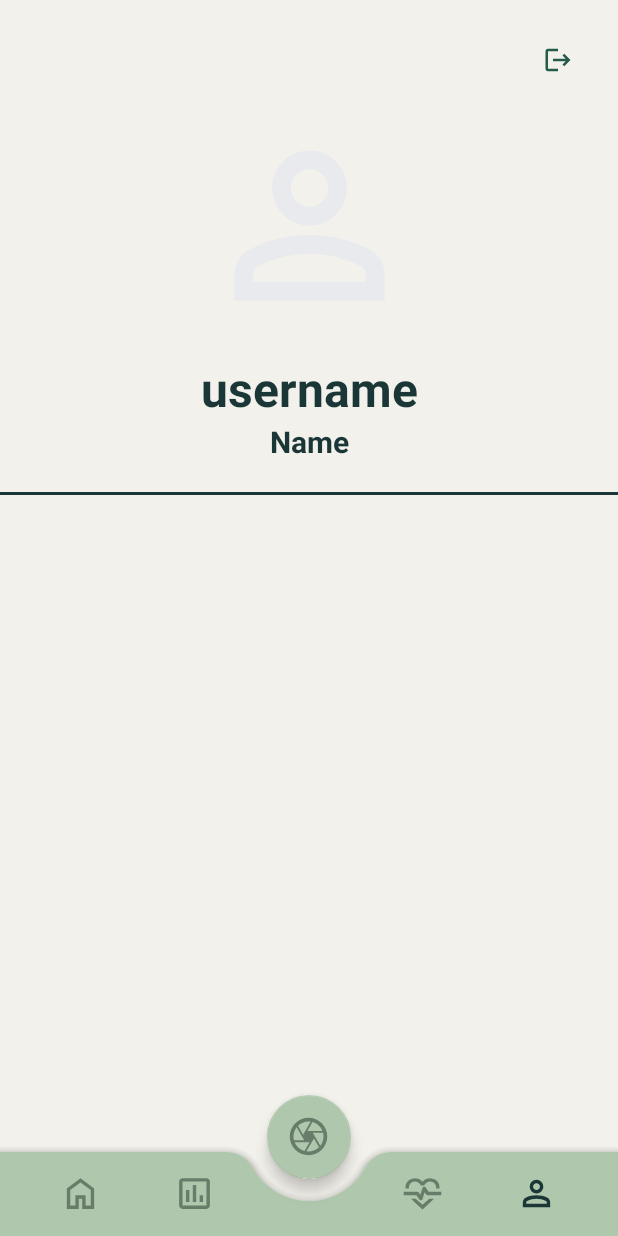
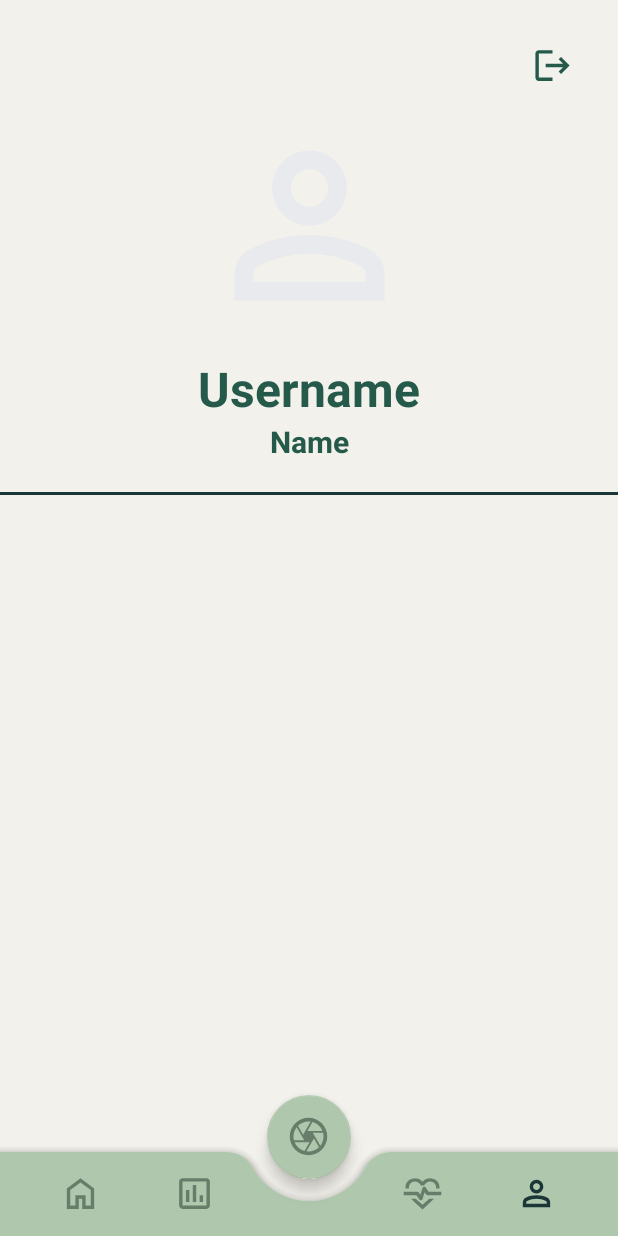
Before and after one commit to bitewise-lab/androidX, an Android app: the AccountFragment screen opened through its navigation route, on a phone screen of 412 x 824 dp. Run offline under Robolectric (Android 15) with nearby library versions, the light colour scheme and no system bars; our stand-ins replace Firebase (no records; nobody signed in at launch, a user with empty details on screens opened directly), navigation-ui; libraries missing offline, so code that uses them is left out: com.yalantis.ucrop; pictures from the network do not load; 1 statement that could not run was skipped.

Commit message:
Fix: String

```diff
--- a/app/src/main/java/com/example/capstone/view/fragments/HomeFragment.kt
+++ b/app/src/main/java/com/example/capstone/view/fragments/HomeFragment.kt
@@ -153,15 +153,20 @@ class HomeFragment : Fragment() {
                     binding.linearProgressBar.visibility = View.GONE
                     val posts = result.data.post?.filterNotNull()
                     if (posts.isNullOrEmpty()) {
-                        Toast.makeText(context, "No posts available", Toast.LENGTH_SHORT).show()
+                        binding.tvNoPost.visibility = View.VISIBLE
+                        binding.rvPost.visibility = View.GONE
                     } else {
+                        binding.tvNoPost.visibility = View.GONE
+                        binding.rvPost.visibility = View.VISIBLE
                         postAdapter.submitList(posts)
                         Log.d("HomeFragment", "Data fetched: $posts")
                     }
                 }
                 is Result.Error -> {
                     binding.linearProgressBar.visibility = View.GONE
-                    Toast.makeText(requireContext(), "Error: ${result.error}", Toast.LENGTH_SHORT).show()
+//                    Toast.makeText(requireContext(), "Error: ${result.error}", Toast.LENGTH_SHORT).show()
+                    binding.tvNoPost.visibility = View.VISIBLE
+                    binding.rvPost.visibility = View.GONE
                 }
             }
         }
--- a/app/src/main/res/layout/fragment_account.xml
+++ b/app/src/main/res/layout/fragment_account.xml
@@ -17,6 +17,7 @@
         android:layout_marginEnd="16dp"
         app:icon="@drawable/logout"
         app:iconTint="@color/pallete_3"
+        app:iconSize="27dp"
         app:layout_constraintEnd_toEndOf="parent"
         app:layout_constraintTop_toTopOf="parent" />
 
@@ -39,11 +40,11 @@
         android:layout_height="wrap_content"
         android:layout_marginHorizontal="16dp"
         android:layout_marginTop="12dp"
-        android:text="username"
+        android:text="@string/username"
         android:textAlignment="center"
         android:textSize="32sp"
         android:textStyle="bold"
-        android:textColor="@color/color_5"
+        android:textColor="@color/pallete_3"
         app:layout_constraintEnd_toEndOf="parent"
         app:layout_constraintStart_toStartOf="parent"
         app:layout_constraintTop_toBottomOf="@+id/ImageAvatar" />
@@ -52,11 +53,11 @@
         android:id="@+id/TVName"
         android:layout_width="wrap_content"
         android:layout_height="wrap_content"
-        android:text="Name"
+        android:text="@string/name"
         android:layout_marginHorizontal="16dp"
         android:textAlignment="center"
         android:textSize="20sp"
-        android:textColor="@color/color_5"
+        android:textColor="@color/pallete_3"
         android:textStyle="bold"
         app:layout_constraintEnd_toEndOf="parent"
         app:layout_constraintStart_toStartOf="parent"
@@ -84,4 +85,20 @@
         tools:listitem="@layout/item_post_per_account"
         />
 
+    <TextView
+        android:id="@+id/tv_no_post"
+        android:layout_width="match_parent"
+        android:layout_height="wrap_content"
+        android:gravity="center"
+        android:text="@string/no_post"
+        android:textColor="@color/pallete_3"
+        android:textSize="30sp"
+        android:textStyle="bold"
+        android:visibility="gone"
+        app:layout_constraintBottom_toBottomOf="parent"
+        app:layout_constraintEnd_toEndOf="parent"
+        app:layout_constraintStart_toStartOf="parent"
+        app:layout_constraintTop_toBottomOf="@+id/view"
+        tools:visibility="visible" />
+
 </androidx.constraintlayout.widget.ConstraintLayout>
--- a/app/src/main/res/values/strings.xml
+++ b/app/src/main/res/values/strings.xml
@@ -50,6 +50,16 @@
     <string name="post">Post</string>
     <string name="comment">Your comment here!</string>
     <string name="add_a_comment">Add a comment</string>
+    <string name="no_post">No Post Found</string>
+    <string name="username">Username</string>
+    <string name="name">Name</string>
+    <string name="search">Search</string>
+    <string name="post_something">Post Something</string>
+    <string name="add_meal">Add Meal</string>
+    <string name="calories">Calories</string>
+    <string name="nutrition_intake">Nutrition Intake</string>
+    <string name="consumed_today">Consumed Today</string>
+    <string name="bmi">BMI</string>
 
 
     <string-array name="health_condition_array">
```
Also changed, not shown: app/src/main/AndroidManifest.xml (+13 -13 lines), app/src/main/java/com/example/capstone/view/fragments/AccountFragment.kt (+13 -3 lines), app/src/main/res/layout/add_meal.xml (+5 -3 lines), app/src/main/res/layout/fragment_bpm.xml (+6 -6 lines), app/src/main/res/layout/fragment_home_page.xml (+24 -3 lines), app/src/main/res/layout/item_comment.xml (+5 -5 lines).
